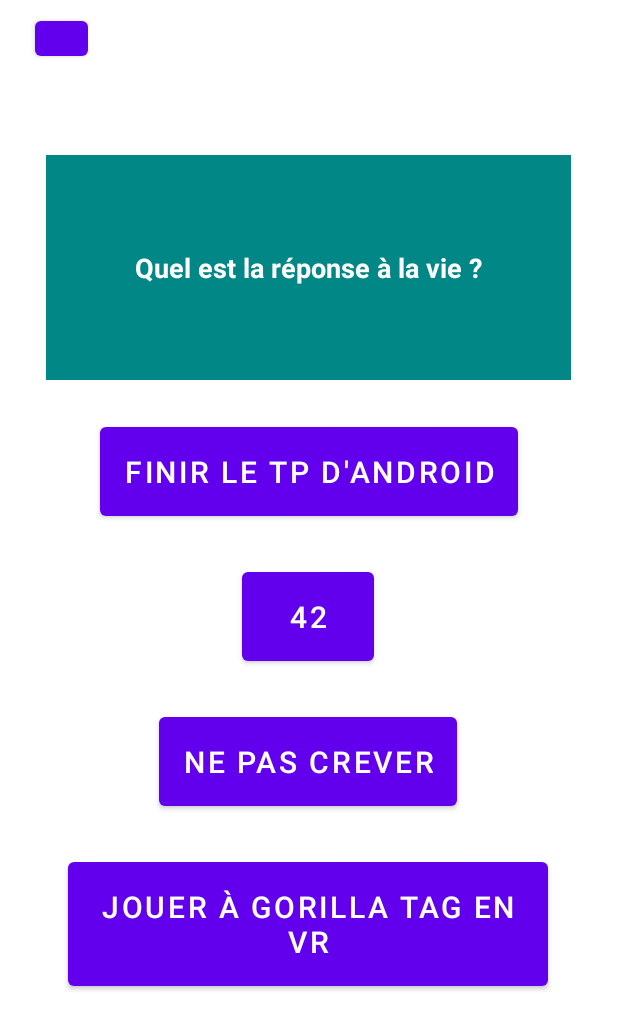
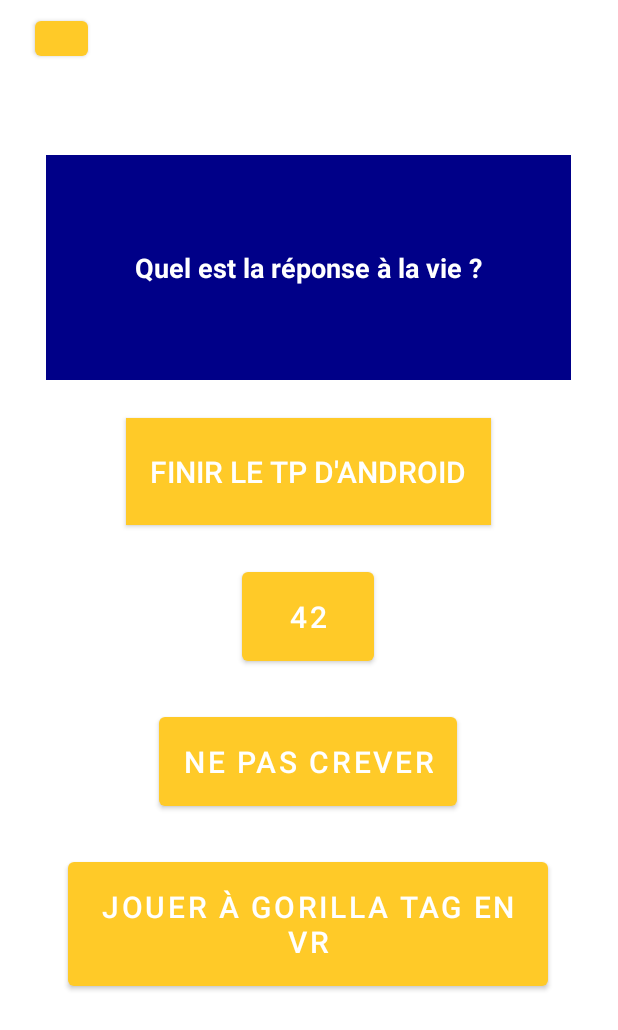
Before and after one commit to Armadindon/AndroidESIEE, an Android app: the Questions screen opened directly, with no data from a screen before it, on a phone screen of 412 x 824 dp. Shown: the top 1030 px of the screen. Run offline under Robolectric (Android 15) with nearby library versions, the phone set to English and light mode, and no system bars.

Commit message:
[style] styles added

```diff
--- /dev/null
+++ b/app/src/main/res/drawable/gradient.xml
@@ -0,0 +1,21 @@
+<?xml version="1.0" encoding="utf-8"?>
+<selector xmlns:android="http://schemas.android.com/apk/res/android">
+<item android:state_pressed="false">
+    <shape xmlns:android="http://schemas.android.com/apk/res/android" android:shape="rectangle" android:value="30">
+        <gradient
+            android:startColor="#BD0F2A"
+            android:centerColor="#1A66F1"
+            android:endColor="#e8375d"
+            android:angle="90" />
+    </shape>
+</item>
+<item android:state_pressed="true">
+    <shape xmlns:android="http://schemas.android.com/apk/res/android" android:shape="rectangle" android:value="30">
+        <gradient
+            android:startColor="#f46b42"
+            android:centerColor="#41caf4"
+            android:endColor="#e8375d"
+            android:angle="90" />
+    </shape>
+</item>
+</selector>
--- a/app/src/main/res/layout/question_creation.xml
+++ b/app/src/main/res/layout/question_creation.xml
@@ -22,7 +22,7 @@
         android:layout_width="350dp"
         android:layout_height="150dp"
         android:layout_marginTop="64dp"
-        android:background="@color/teal_700"
+        android:background="@color/blue"
         android:gravity="center"
         android:textAlignment="center"
         android:textColor="@color/white"
--- a/app/src/main/res/layout/questions.xml
+++ b/app/src/main/res/layout/questions.xml
@@ -23,7 +23,7 @@
         android:layout_width="350dp"
         android:layout_height="150dp"
         android:layout_marginTop="60dp"
-        android:background="@color/teal_700"
+        android:background="@color/blue"
         android:gravity="center"
         android:textAlignment="center"
         android:textColor="@color/white"
@@ -38,6 +38,7 @@
 
     <Button
         android:id="@+id/questions_button_answer1"
+        style="@style/Buttons"
         android:layout_width="wrap_content"
         android:layout_height="wrap_content"
         android:layout_marginTop="25dp"
--- a/app/src/main/res/layout/sign_up.xml
+++ b/app/src/main/res/layout/sign_up.xml
@@ -10,12 +10,12 @@
 
     <TextView
         android:id="@+id/signup_title"
+        style="@style/TitleText"
         android:layout_width="wrap_content"
         android:layout_height="wrap_content"
         android:layout_marginStart="144dp"
         android:layout_marginTop="80dp"
         android:text="@string/app_title"
-        android:textSize="34sp"
         app:layout_constraintStart_toStartOf="parent"
         app:layout_constraintTop_toTopOf="parent" />
 
@@ -87,6 +87,9 @@
 
     <Button
         android:id="@+id/signup_button_signup"
+        style="@style/Buttons"
+        android:backgroundTint="@drawable/gradient"
+        android:textColor="@drawable/gradient"
         android:layout_width="wrap_content"
         android:layout_height="wrap_content"
         android:layout_marginStart="144dp"
--- a/app/src/main/res/values-night/themes.xml
+++ b/app/src/main/res/values-night/themes.xml
@@ -2,12 +2,12 @@
     <!-- Base application theme. -->
     <style name="Theme.OpenClassroom" parent="Theme.MaterialComponents.DayNight.NoActionBar">
         <!-- Primary brand color. -->
-        <item name="colorPrimary">@color/purple_200</item>
+        <item name="colorPrimary">@color/blue</item>
         <item name="colorPrimaryVariant">@color/purple_700</item>
         <item name="colorOnPrimary">@color/black</item>
         <!-- Secondary brand color. -->
-        <item name="colorSecondary">@color/teal_200</item>
-        <item name="colorSecondaryVariant">@color/teal_200</item>
+        <item name="colorSecondary">@color/yellow_sun</item>
+        <item name="colorSecondaryVariant">@color/purple_500</item>
         <item name="colorOnSecondary">@color/black</item>
         <!-- Status bar color. -->
         <item name="android:statusBarColor" tools:targetApi="l">?attr/colorPrimaryVariant</item>
--- a/app/src/main/res/values/colors.xml
+++ b/app/src/main/res/values/colors.xml
@@ -1,10 +1,12 @@
 <?xml version="1.0" encoding="utf-8"?>
 <resources>
-    <color name="purple_200">#FFBB86FC</color>
+    <color name="yellow_sun">#F1DA11</color>
     <color name="purple_500">#FF6200EE</color>
-    <color name="purple_700">#FF3700B3</color>
-    <color name="teal_200">#FF03DAC5</color>
-    <color name="teal_700">#FF018786</color>
+    <color name="purple_700">#8C9EFF</color>
+    <color name="blue">#008</color>
+    <color name="yellow">#FFC107</color>
     <color name="black">#FF000000</color>
     <color name="white">#FFFFFFFF</color>
+    <color name="colorBackground">#F3E5F5</color>
+
 </resources>
--- a/app/src/main/res/values/strings.xml
+++ b/app/src/main/res/values/strings.xml
@@ -48,17 +48,17 @@
 
     <string name="app_title">Squizzy</string>
 
-    <string name="signup_login_input_placeholder">Pseudonyme</string>
+    <string name="signup_login_input_placeholder">Pseudo</string>
     <string name="signup_firstname_input_placeholder">Prénom</string>
     <string name="signup_lastname_input_placeholder">Nom</string>
     <string name="signup_password_input_placeholder">••••••••••</string>
     <string name="signup_button_signup_placeholder">S\'inscrire</string>
-    <string name="signup_link_connection_placeholder">déjà un compte?</string>
+    <string name="signup_link_connection_placeholder">Déjà un compte?</string>
 
     <string name="connection_login_input_placeholder">Pseudonyme</string>
     <string name="connection_password_input_placeholder">••••••••••</string>
     <string name="connection_button_signup_placeholder">Se connecter</string>
-    <string name="connection_link_connection_placeholder">inscrivez-vous !</string>
+    <string name="connection_link_connection_placeholder">Inscrivez-vous !</string>
 
 
 </resources>
--- /dev/null
+++ b/app/src/main/res/values/styles.xml
@@ -0,0 +1,17 @@
+<?xml version="1.0" encoding="utf-8"?>
+<resources>
+    <style
+        name="TitleText"
+        parent="@style/TextAppearance.AppCompat.Title">
+        <item name="android:textSize">34sp</item>
+        <item name="android:textColor">#008</item>
+    </style>
+
+    <style
+        name="Buttons"
+        parent="@style/Widget.AppCompat.Button">
+        <item name="android:background">@drawable/gradient</item>
+    </style>
+
+
+</resources>
--- a/app/src/main/res/values/themes.xml
+++ b/app/src/main/res/values/themes.xml
@@ -2,15 +2,16 @@
     <!-- Base application theme. -->
     <style name="Theme.OpenClassroom" parent="Theme.MaterialComponents.DayNight.NoActionBar">
         <!-- Primary brand color. -->
-        <item name="colorPrimary">@color/purple_500</item>
+        <item name="colorPrimary">#FFCA28</item>
         <item name="colorPrimaryVariant">@color/purple_700</item>
         <item name="colorOnPrimary">@color/white</item>
         <!-- Secondary brand color. -->
-        <item name="colorSecondary">@color/teal_200</item>
-        <item name="colorSecondaryVariant">@color/teal_700</item>
+        <item name="colorSecondary">@color/purple_500</item>
+        <item name="colorSecondaryVariant">@color/blue</item>
         <item name="colorOnSecondary">@color/black</item>
         <!-- Status bar color. -->
         <item name="android:statusBarColor" tools:targetApi="l">?attr/colorPrimaryVariant</item>
         <!-- Customize your theme here. -->
+
     </style>
 </resources>
```
Also changed, not shown: app/src/main/res/layout/connection.xml (+6 -6 lines), app/src/main/res/layout/leaderboard.xml (+5 -4 lines), 1 other file.
